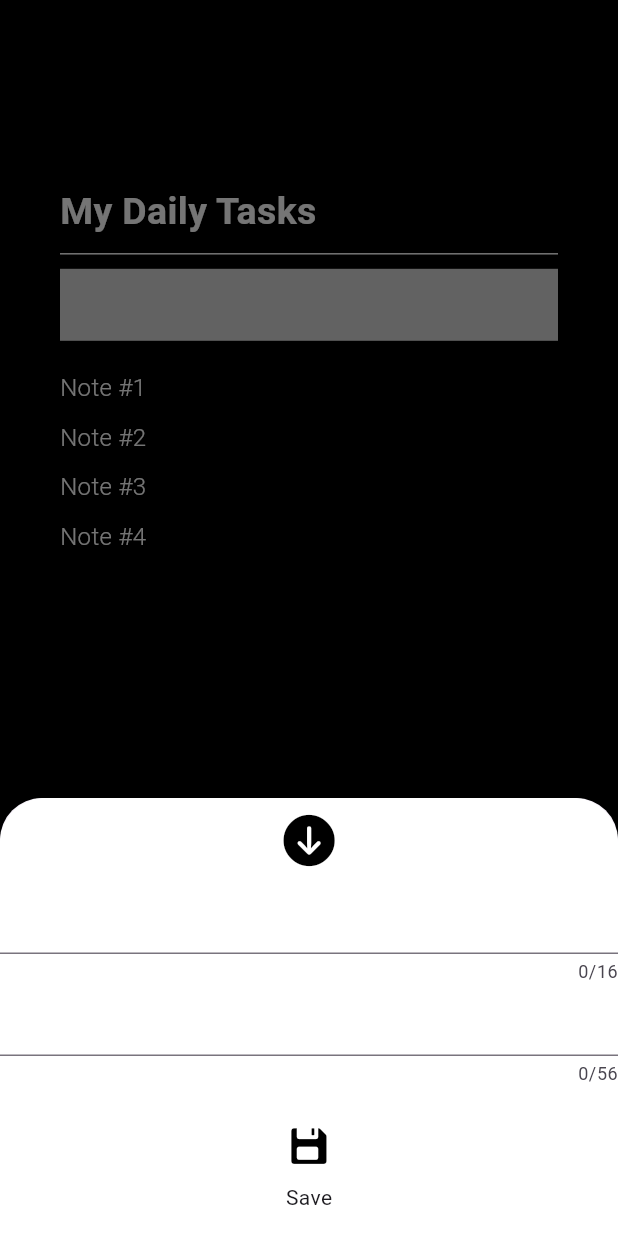
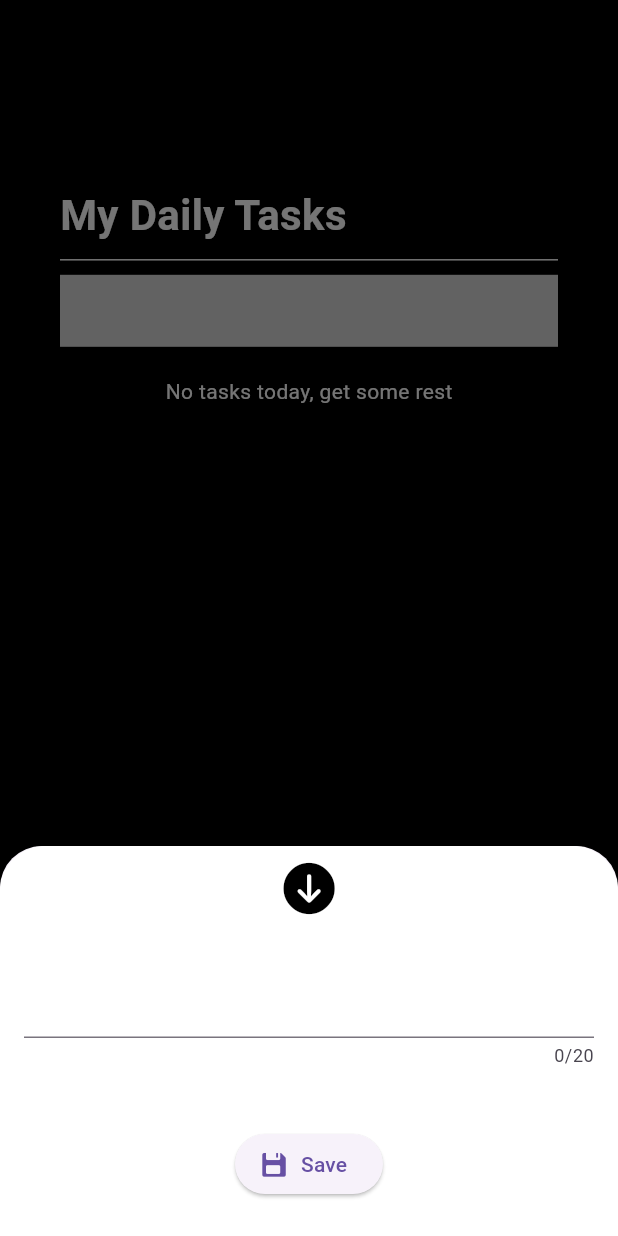
Before and after one commit to 1dylanleray/ng_cloud_flutter, a Flutter app: the screen it shows after launch, after a tap on an icon or button, on a phone screen of 412 x 824 dp. Run offline on Flutter 3.47's test engine with Material 3 defaults, Android fonts, the phone set to English and light mode, and no system bars; our stand-ins replace cloud_firestore, firebase_core; missing offline and left inert: modular_ui; accounts and stored records are empty.

Commit message:
feat(flutter): task creation form active and database sync

```diff
--- a/ma_todo_flutter/lib/main.dart
+++ b/ma_todo_flutter/lib/main.dart
@@ -1,7 +1,13 @@
+import 'package:firebase_core/firebase_core.dart';
 import 'package:flutter/material.dart';
 import 'package:ma_todo_flutter/widgets/todoapp.dart';
 
-void main() {
+import 'firebase_options.dart';
+
+void main() async {
+  await Firebase.initializeApp(
+    options: DefaultFirebaseOptions.currentPlatform,
+  );
   runApp(const MyApp());
 }
 
--- a/ma_todo_flutter/lib/widgets/todoapp.dart
+++ b/ma_todo_flutter/lib/widgets/todoapp.dart
@@ -34,7 +34,7 @@ class TodoApp extends StatelessWidget {
                       'My Daily Tasks',
                       style: TextStyle(
                         color: Colors.white,
-                        fontSize: 25,
+                        fontSize: 28,
                         fontWeight: FontWeight.bold,
                       ),
                     ),
--- a/ma_todo_flutter/lib/widgets/todoinput.dart
+++ b/ma_todo_flutter/lib/widgets/todoinput.dart
@@ -1,104 +1,85 @@
 import 'package:flutter/cupertino.dart';
 import 'package:flutter/material.dart';
-
-void main() => runApp(const TodoInput());
+import 'package:cloud_firestore/cloud_firestore.dart';
 
 class TodoInput extends StatelessWidget {
   const TodoInput({super.key});
 
   @override
   Widget build(BuildContext context) {
-    const appTitle = 'Form Validation Demo';
+    return const MyCustomForm();
+  }
+}
 
-    return MaterialApp(
-      title: appTitle,
-      home: Scaffold(
-        appBar: AppBar(
-          title: const Text(appTitle),
+class MyCustomForm extends StatefulWidget {
+  const MyCustomForm({super.key});
+
+  @override
+  MyCustomFormState createState() => MyCustomFormState();
+}
+
+class MyCustomFormState extends State<MyCustomForm> {
+  final _formKey = GlobalKey<FormState>();
+  final TextEditingController _contentController = TextEditingController();
+
+  @override
+  void dispose() {
+    _contentController.dispose();
+    super.dispose();
+  }
+
+  Future<void> _addTask() async {
+    if (_formKey.currentState!.validate()) {
+      try {
+        await FirebaseFirestore.instance.collection('todos').add({
+          'content': _contentController.text,
+          'isDone': false, // Par défaut, la tâche n'est pas terminée
+        });
+
+        ScaffoldMessenger.of(context).showSnackBar(
+          const SnackBar(content: Text('New task saved.')),
+        );
+
+        Navigator.pop(context); // Ferme la modale après ajout
+      } catch (e) {
+        ScaffoldMessenger.of(context).showSnackBar(
+          const SnackBar(content: Text('Sorry, an error occured.')),
+        );
+      }
+    }
+  }
+
+  @override
+  Widget build(BuildContext context) {
+    return Form(
+      key: _formKey,
+      child: Padding(
+        padding: const EdgeInsets.symmetric(horizontal: 16.0, vertical: 24.0),
+        child: Column(
+          mainAxisSize: MainAxisSize.min,
+          children: [
+            TextFormField(
+              controller: _contentController,
+              maxLength: 20,
+              cursorColor: Colors.black,
+              decoration: const InputDecoration(),
+              validator: (value) {
+                if (value == null || value.isEmpty) {
+                  return 'Please write something.';
+                }
+                return null;
+              },
+            ),
+            const SizedBox(height: 16),
+            const SizedBox(height: 24),
+            ElevatedButton.icon(
+              onPressed: _addTask,
+              icon: const Icon(CupertinoIcons.floppy_disk, size: 20),
+              label: const Text("Save"),
+            ),
+          ],
         ),
-        body: const MyCustomForm(),
       ),
     );
   }
 }
-
-// Create a Form widget.
-class MyCustomForm extends StatefulWidget {
-  const MyCustomForm({super.key});
-
-  @override
-  MyCustomFormState createState() {
-    return MyCustomFormState();
-  }
-}
-
-// Create a corresponding State class.
-// This class holds data related to the form.
-class MyCustomFormState extends State<MyCustomForm> {
-  // Create a global key that uniquely identifies the Form widget
-  // and allows validation of the form.
-  //
-  // Note: This is a GlobalKey<FormState>,
-  // not a GlobalKey<MyCustomFormState>.
-  final _formKey = GlobalKey<FormState>();
-
-  @override
-  Widget build(BuildContext context) {
-    // Build a Form widget using the _formKey created above.
-    return Form(
-        key: _formKey,
-        child: Column(
-          crossAxisAlignment: CrossAxisAlignment.center,
-          children: [
-            TextFormField(
-              maxLength: 16,
-              cursorColor: Colors.black,
-
-              // The validator receives the text that the user has entered.
-              validator: (value) {
-                if (value == null || value.isEmpty) {
-                  return 'Please enter some text';
-                }
-                return null;
-              },
-            ),
-            TextFormField(
-              maxLength: 56,
-              cursorColor: Colors.black,
-
-              // The validator receives the text that the user has entered.
-              validator: (value) {
-                if (value == null || value.isEmpty) {
-                  return 'Please enter some text';
-                }
-                return null;
-              },
-            ),
-            Padding(
-              padding: const EdgeInsets.symmetric(vertical: 16),
-              child: Column(mainAxisSize: MainAxisSize.min, children: [
-                IconButton(
-                  icon: const Icon(
-                    CupertinoIcons.floppy_disk,
-                    color: Colors.black,
-                    size: 30,
-                  ),
-                  onPressed: () {
-                    // Validate returns true if the form is valid, or false otherwise.
-                    if (_formKey.currentState!.validate()) {
-                      // If the form is valid, display a snackbar. In the real world,
-                      // you'd often call a server or save the information in a database.
-                      ScaffoldMessenger.of(context).showSnackBar(
-                        const SnackBar(content: Text('New task saved')),
-                      );
-                      Navigator.pop(context);
-                    }
-                  },
-                ),
-                const Text("Save")
-              ]),
-            )
-          ],
-        ));
-  }
-}
--- a/ma_todo_flutter/lib/widgets/todolist.dart
+++ b/ma_todo_flutter/lib/widgets/todolist.dart
@@ -1,49 +1,95 @@
+import 'package:flutter/cupertino.dart';
 import 'package:flutter/material.dart';
+import 'package:cloud_firestore/cloud_firestore.dart';
 
 class TodoList extends StatelessWidget {
   const TodoList({super.key});
 
   @override
   Widget build(BuildContext context) {
-    return const Column(
-      crossAxisAlignment: CrossAxisAlignment.start,
+    // Écouter les données Firestore
+    return StreamBuilder<QuerySnapshot>(
+      stream: FirebaseFirestore.instance.collection('todos').snapshots(),
+      builder: (context, snapshot) {
+        // Vérifier si les données sont en cours de chargement
+        if (snapshot.connectionState == ConnectionState.waiting) {
+          return const Center(
+            child: CircularProgressIndicator(),
+          );
+        }
+
+        // Vérifier s'il y a des erreurs
+        if (snapshot.hasError) {
+          return const Center(
+            child: Text(
+              'Une erreur s\'est produite.',
+              style: TextStyle(color: Colors.red),
+            ),
+          );
+        }
+
+        // Vérifier si les données sont disponibles
+        if (!snapshot.hasData || snapshot.data!.docs.isEmpty) {
+          return const Center(
+            child: Text(
+              'No tasks today, get some rest',
+              style: TextStyle(color: Colors.white),
+            ),
+          );
+        }
+
+        // Récupérer les tâches
+        final todos = snapshot.data!.docs;
+
+        return ListView.builder(
+          shrinkWrap: true,
+          itemCount: todos.length,
+          itemBuilder: (context, index) {
+            final todo = todos[index].data() as Map<String, dynamic>;
+            final content = todo['content'] ?? '';
+            final isDone = todo['isDone'] ?? false;
+
+            return Row(
               children: [
-        Text(
-          "Note #1",
+                Expanded(
+                  child: Text(
+                    content,
                     style: TextStyle(
-            color: Colors.white,
-            fontSize: 16,
-            fontWeight: FontWeight.w300,
+                      fontSize: 18,
+                      fontWeight: FontWeight.w500,
+                      color: isDone ? Colors.green : Colors.white,
                     ),
                   ),
-        SizedBox(height: 10),
-        Text(
-          "Note #2",
-          style: TextStyle(
+                ),
+                IconButton(
+                  icon: const Icon(
+                    CupertinoIcons.pencil_circle_fill,
                     color: Colors.white,
-            fontSize: 16,
-            fontWeight: FontWeight.w300,
+                    size: 30,
                   ),
+                  onPressed: () {
+                    // Ajouter votre logique pour modifier la tâche
+                  },
                 ),
-        SizedBox(height: 10),
-        Text(
-          "Note #3",
-          style: TextStyle(
+                IconButton(
+                  icon: const Icon(
+                    CupertinoIcons.trash_circle_fill,
                     color: Colors.white,
-            fontSize: 16,
-            fontWeight: FontWeight.w300,
+                    size: 30,
                   ),
-        ),
-        SizedBox(height: 10),
-        Text(
-          "Note #4",
-          style: TextStyle(
-            color: Colors.white,
-            fontSize: 16,
-            fontWeight: FontWeight.w300,
-          ),
+                  onPressed: () {
+                    // Supprimer l'élément de Firebase
+                    FirebaseFirestore.instance
+                        .collection('todos')
+                        .doc(todos[index].id)
+                        .delete();
+                  },
                 ),
               ],
             );
+          },
+        );
+      },
+    );
   }
 }
--- a/ma_todo_flutter/pubspec.yaml
+++ b/ma_todo_flutter/pubspec.yaml
@@ -36,6 +36,9 @@ dependencies:
   # Use with the CupertinoIcons class for iOS style icons.
   cupertino_icons: ^1.0.8
   modular_ui: ^0.0.5
+  firebase_core: ^3.8.0
+  firebase_auth: ^5.3.3
+  cloud_firestore: ^5.5.0
 
 dev_dependencies:
   flutter_test:
```
Also changed, not shown: ma_todo_flutter/firebase.json (added), ma_todo_flutter/lib/firebase_options.dart (added), 4 other files. Lines whose indentation alone changed are shown as unchanged.
